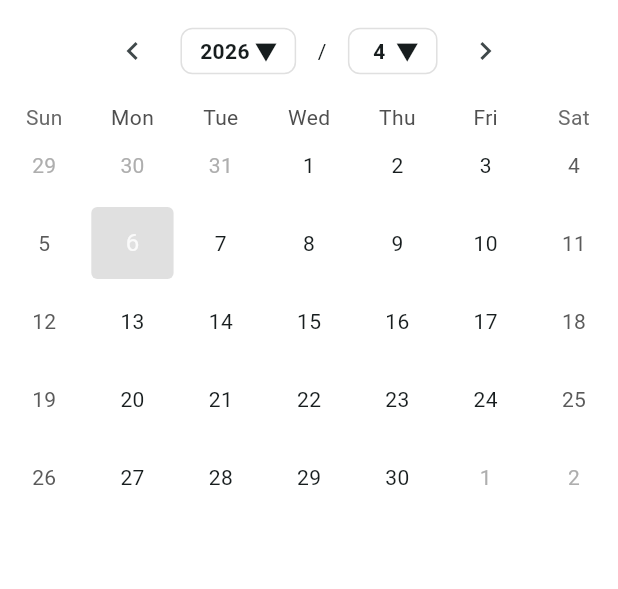
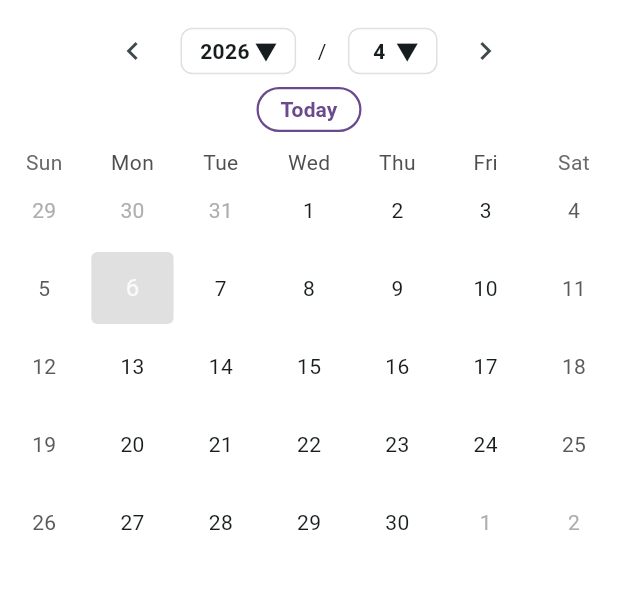
Before and after one commit to wabita/EMOJI_Diary, a Flutter app: the screen it shows after launch, on a phone screen of 412 x 824 dp, the part 84-673 px from its top. Run offline on Flutter 3.47's test engine with Material 3 defaults, Android fonts, the phone set to English and light mode, and no system bars; drawn by our look-alikes of table_calendar.

Commit message:
カレンダーのヘッダーを改善し、今日の日付に移動するボタンを追加

```diff
--- a/lib/main.dart
+++ b/lib/main.dart
@@ -136,6 +136,9 @@ class _EmojiDiaryPageState extends State<EmojiDiaryPage> {
                 ),
               ),
             ),
+          Column(
+            mainAxisSize: MainAxisSize.min,
+            children: [
               Row(
                 mainAxisAlignment: MainAxisAlignment.center,
                 children: [
@@ -196,6 +199,41 @@ class _EmojiDiaryPageState extends State<EmojiDiaryPage> {
                           );
                         });
                       },
+                    ),
+                ],
+              ),
+
+              if (onBack == null) // カレンダー表示の時だけ
+                TextButton(
+                  style: TextButton.styleFrom(
+                    side: const BorderSide(
+                      color: Color.fromARGB(255, 106, 73, 140),
+                      width: 1.5,
+                    ),
+
+                    padding: const EdgeInsets.symmetric(
+                      horizontal: 16,
+                      vertical: 0,
+                    ),
+                    minimumSize: const Size(0, 30),
+                    tapTargetSize: MaterialTapTargetSize.shrinkWrap,
+                  ),
+                  onPressed: () {
+                    setState(() {
+                      final now = DateTime.now();
+                      _focusedDay = now; // 表示を今月に飛ばす
+                      _selectedDay = now; // 今日を選択状態にする
+                    });
+                  },
+                  child: const Text(
+                    'Today',
+                    style: TextStyle(
+                      color: Color.fromARGB(255, 106, 73, 140),
+
+                      fontWeight: FontWeight.bold,
+                      fontSize: 14,
+                    ),
+                  ),
                 ),
             ],
           ),
```
Lines whose indentation alone changed are shown as unchanged.
